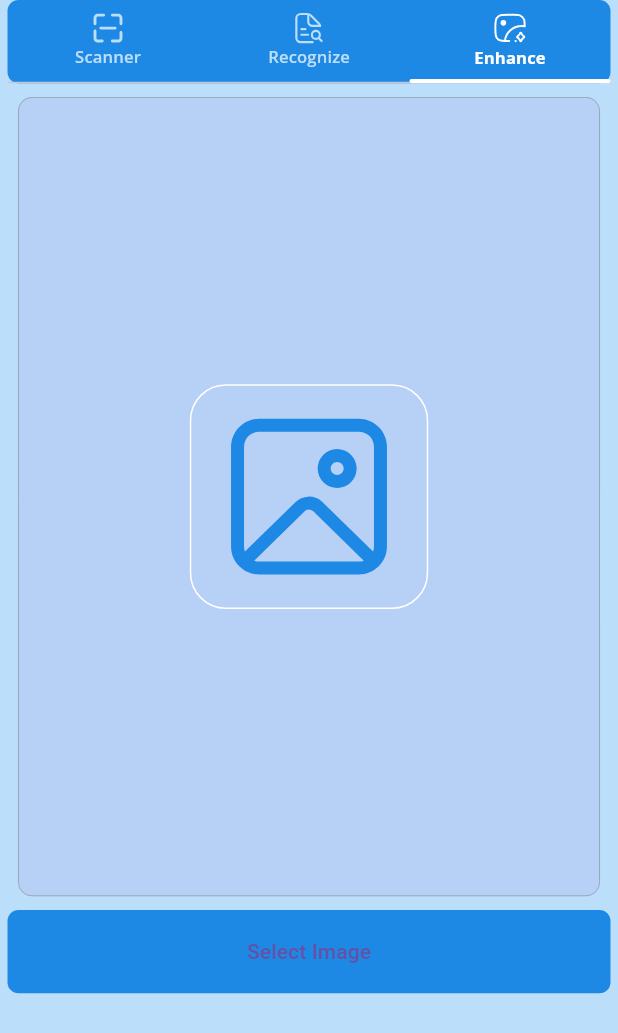
After one commit to abhisheksaxena85/docscanner, a Flutter app: the screen it shows after launch, tab 3 chosen, on a phone screen of 412 x 824 dp. The commit adds this screen. Shown: the top 1033 px of the screen. Run offline on Flutter 3.47's test engine with Material 3 defaults, Android fonts, the phone set to English and light mode, and no system bars; our stand-ins replace flutter_screenutil, flutter_svg, get, google_fonts, image_picker.

Commit message:
New feature screen added

```diff
--- a/lib/utils/app_images.dart
+++ b/lib/utils/app_images.dart
@@ -3,4 +3,6 @@ class AppImages {
   static const String fileSearchIconSvg = 'assets/images/file_search.svg';
   static const String imageEnhanceIconSvg =
       'assets/images/ai-image-generator.svg';
+  static const String imagePlaceholderIcon =
+      'assets/images/image_placeholder_icon.svg';
 }
--- a/lib/views/screen/dashboard/dashboard.dart
+++ b/lib/views/screen/dashboard/dashboard.dart
@@ -1,6 +1,7 @@
 import 'package:docscanner/utils/app_colors.dart';
 import 'package:docscanner/viewmodel/dashboard/dashboard_viewmodel.dart';
 import 'package:docscanner/views/screen/dashboard/widgets/dashboard_tabbar.dart';
+import 'package:docscanner/views/screen/dashboard/widgets/dashboard_tabview.dart';
 import 'package:flutter/material.dart';
 import 'package:flutter_screenutil/flutter_screenutil.dart';
 import 'package:get/get.dart';
@@ -20,13 +21,21 @@ class _DashboardState extends State<Dashboard>
   @override
   void initState() {
     super.initState();
-    controller.tabController =
-        TabController(length: 3, vsync: this, initialIndex: 0);
+    controller.tabController = TabController(
+        length: 3,
+        vsync: this,
+        initialIndex: 0,
+        animationDuration: const Duration(milliseconds: 50))
+      ..addListener(() {
+        controller.currentIndex.value = controller.tabController.index;
+      });
   }
 
   @override
   Widget build(BuildContext context) {
-    return Scaffold(
+    return DefaultTabController(
+      length: 3,
+      child: Scaffold(
           backgroundColor: AppColors.brandBgColor,
           appBar: AppBar(
             toolbarHeight: 0.h,
@@ -36,12 +45,17 @@ class _DashboardState extends State<Dashboard>
             mainAxisAlignment: MainAxisAlignment.start,
             crossAxisAlignment: CrossAxisAlignment.start,
             children: [
+              /// Build Tabbar header
               buildTabBar(context, controller),
+
               SizedBox(
                 height: 10.h,
               ),
-            // buildTabView(controller.tabController),
+
+              /// Build Tabbar view
+              DashboardTabview(controller: controller),
             ],
-        ));
+          )),
+    );
   }
 }
--- /dev/null
+++ b/lib/views/screen/dashboard/widgets/dashboard_tabview.dart
@@ -0,0 +1,29 @@
+import 'package:docscanner/viewmodel/dashboard/dashboard_viewmodel.dart';
+import 'package:docscanner/views/screen/image_enhance/image_enhance_screen.dart';
+import 'package:docscanner/views/screen/recognition/recognition_screen.dart';
+import 'package:docscanner/views/screen/scanner/scanner_screen.dart';
+import 'package:flutter/material.dart';
+
+class DashboardTabview extends StatefulWidget {
+  final DashboardViewmodel controller;
+  const DashboardTabview({super.key, required this.controller});
+
+  @override
+  State<DashboardTabview> createState() => _DashboardTabviewState();
+}
+
+class _DashboardTabviewState extends State<DashboardTabview> {
+  @override
+  Widget build(BuildContext context) {
+    return Expanded(
+      child: TabBarView(
+        controller: widget.controller.tabController,
+        children: const <Widget>[
+          ScannerScreen(),
+          RecognitionScreen(),
+          ImageEnhanceScreen(),
+        ],
+      ),
+    );
+  }
+}
--- /dev/null
+++ b/lib/views/screen/image_enhance/image_enhance_screen.dart
@@ -0,0 +1,94 @@
+// ignore_for_file: deprecated_member_use
+
+import 'package:docscanner/utils/app_colors.dart';
+import 'package:docscanner/utils/app_images.dart';
+import 'package:docscanner/viewmodel/image_enhancement/image_enhancement_viewmodel.dart';
+import 'package:flutter/material.dart';
+import 'package:flutter_screenutil/flutter_screenutil.dart';
+import 'package:flutter_svg/svg.dart';
+import 'package:get/get.dart';
+
+class ImageEnhanceScreen extends StatefulWidget {
+  const ImageEnhanceScreen({super.key});
+
+  @override
+  State<ImageEnhanceScreen> createState() => _ImageEnhanceScreenState();
+}
+
+class _ImageEnhanceScreenState extends State<ImageEnhanceScreen> {
+  final ImageEnhancementViewmodel controller =
+      Get.put(ImageEnhancementViewmodel());
+  @override
+  Widget build(BuildContext context) {
+    return Container(
+      color: AppColors.brandBgColor,
+      child: Column(
+        mainAxisAlignment: MainAxisAlignment.start,
+        crossAxisAlignment: CrossAxisAlignment.start,
+        children: [
+          _buildImageContainer(context),
+          SizedBox(
+            height: 10.h,
+          ),
+          _buildSelectButton(),
+        ],
+      ),
+    );
+  }
+
+  Widget _buildImageContainer(BuildContext context) {
+    var height = MediaQuery.of(context).size.height;
+    return Container(
+        width: double.infinity,
+        height: height * 0.7.h,
+        margin: EdgeInsets.symmetric(horizontal: 12.w),
+        alignment: Alignment.center,
+        decoration: BoxDecoration(
+          border: Border.all(
+            color: AppColors.teritiaryBlackColor.withOpacity(0.5),
+            width: 0.6,
+          ),
+          color: AppColors.lavendarBlueColor.withOpacity(0.3),
+          borderRadius: BorderRadius.circular(10.r),
+        ),
+        child: Container(
+          padding: EdgeInsets.all(20.r),
+          decoration: BoxDecoration(
+            borderRadius: BorderRadius.circular(26.r),
+            border: Border.all(
+              color: AppColors.whiteBgColor,
+              width: 1,
+            ),
+          ),
+          child: SvgPicture.asset(
+            AppImages.imagePlaceholderIcon,
+            height: 120.h,
+            width: 120.w,
+            color: AppColors.brandColor.withOpacity(1),
+          ),
+        ));
+  }
+
+  Widget _buildSelectButton() {
+    return Container(
+      width: MediaQuery.of(context).size.width,
+      height: 60.h,
+      margin: EdgeInsets.symmetric(horizontal: 5.w),
+      decoration: BoxDecoration(
+        color: AppColors.brandColor,
+        borderRadius: BorderRadius.all(
+          Radius.circular(8.r),
+        ),
+      ),
+      child: Row(
+        mainAxisAlignment: MainAxisAlignment.spaceEvenly,
+        children: [
+          TextButton(
+            onPressed: () {},
+            child: Text('Select Image'),
+          ),
+        ],
+      ),
+    );
+  }
+}
--- a/pubspec.yaml
+++ b/pubspec.yaml
@@ -38,6 +38,7 @@ dependencies:
   google_fonts: ^6.2.1
   flutter_screenutil: ^5.9.3
   get: ^4.7.2
+  image_picker: ^1.1.2
 
 dev_dependencies:
   flutter_test:
```
Also changed, not shown: lib/viewmodel/image_enhancement/image_enhancement_viewmodel.dart (added, +23 -0 lines), lib/views/screen/recognition/recognition_screen.dart (added, +18 -0 lines), lib/views/screen/scanner/scanner_screen.dart (added, +18 -0 lines), assets/images/image_placeholder_icon.svg (added), pubspec.lock, 4 other files. Lines whose indentation alone changed are shown as unchanged.
